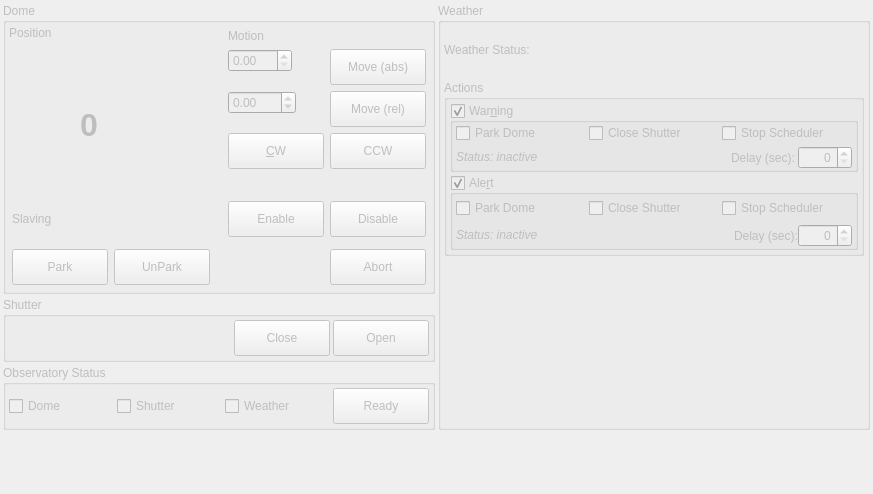
Above: kstars/ekos/observatory/observatory.ui from sterne-jaeger/kstars before the change. Below: the same form after it.
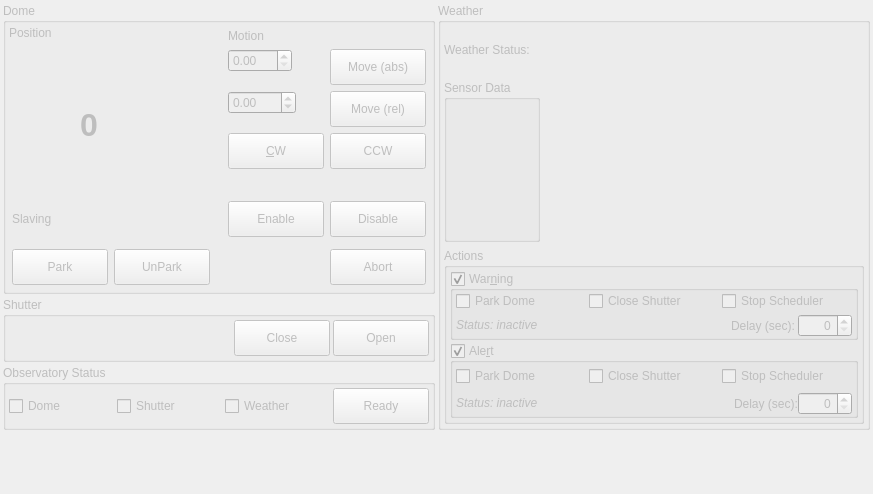
That is the form after the change.

Commit message:
Display of weather sensor data added to Observatory module
Reviewers: mutlaqja

Subscribers: kde-edu

Tags: #kde_edu

What changed in the file:
```diff
--- a/kstars/ekos/observatory/observatory.ui
+++ b/kstars/ekos/observatory/observatory.ui
@@ -802,7 +802,45 @@
         <property name="horizontalSpacing">
          <number>3</number>
         </property>
-        <item row="1" column="0" colspan="3" alignment="Qt::AlignTop">
+        <item row="0" column="2">
+         <widget class="QLabel" name="weatherStatusLabel">
+          <property name="sizePolicy">
+           <sizepolicy hsizetype="Fixed" vsizetype="Fixed">
+            <horstretch>0</horstretch>
+            <verstretch>0</verstretch>
+           </sizepolicy>
+          </property>
+          <property name="minimumSize">
+           <size>
+            <width>48</width>
+            <height>48</height>
+           </size>
+          </property>
+          <property name="maximumSize">
+           <size>
+            <width>48</width>
+            <height>48</height>
+           </size>
+          </property>
+          <property name="text">
+           <string/>
+          </property>
+         </widget>
+        </item>
+        <item row="0" column="0">
+         <widget class="QLabel" name="weatherLabel">
+          <property name="enabled">
+           <bool>false</bool>
+          </property>
+          <property name="toolTip">
+           <string>Display the weather status. The warning and alert limits are set in the INDI tab.</string>
+          </property>
+          <property name="text">
+           <string>Weather Status: </string>
+          </property>
+         </widget>
+        </item>
+        <item row="2" column="0" colspan="4" alignment="Qt::AlignTop">
          <widget class="QGroupBox" name="weatherActionsBox">
           <property name="enabled">
            <bool>false</bool>
@@ -1014,31 +1052,6 @@
          </widget>
         </item>
         <item row="0" column="1">
-         <widget class="QLabel" name="weatherStatusLabel">
-          <property name="sizePolicy">
-           <sizepolicy hsizetype="Fixed" vsizetype="Fixed">
-            <horstretch>0</horstretch>
-            <verstretch>0</verstretch>
-           </sizepolicy>
-          </property>
-          <property name="minimumSize">
-           <size>
-            <width>48</width>
-            <height>48</height>
-           </size>
-          </property>
-          <property name="maximumSize">
-           <size>
-            <width>48</width>
-            <height>48</height>
-           </size>
-          </property>
-          <property name="text">
-           <string/>
-          </property>
-         </widget>
-        </item>
-        <item row="0" column="2">
          <spacer name="horizontalSpacer_3">
           <property name="orientation">
            <enum>Qt::Horizontal</enum>
@@ -1051,16 +1064,10 @@
           </property>
          </spacer>
         </item>
-        <item row="0" column="0">
-         <widget class="QLabel" name="weatherLabel">
-          <property name="enabled">
-           <bool>false</bool>
-          </property>
-          <property name="toolTip">
-           <string>Display the weather status. The warning and alert limits are set in the INDI tab.</string>
-          </property>
-          <property name="text">
-           <string>Weather Status: </string>
+        <item row="1" column="0">
+         <widget class="QGroupBox" name="sensorDataBox">
+          <property name="title">
+           <string>Sensor Data</string>
           </property>
          </widget>
         </item>
```
The commit also changes 6 other files.
